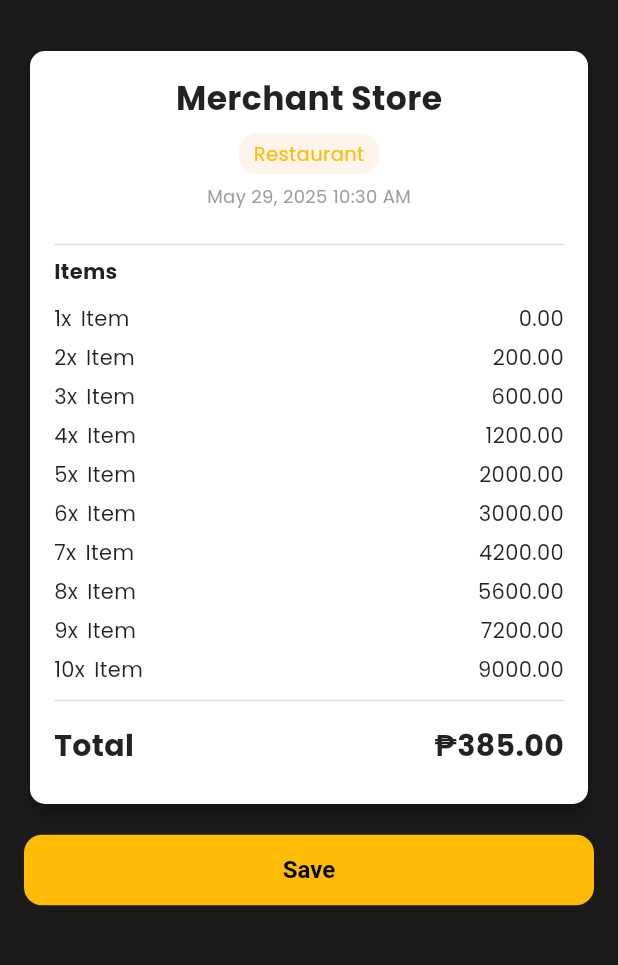
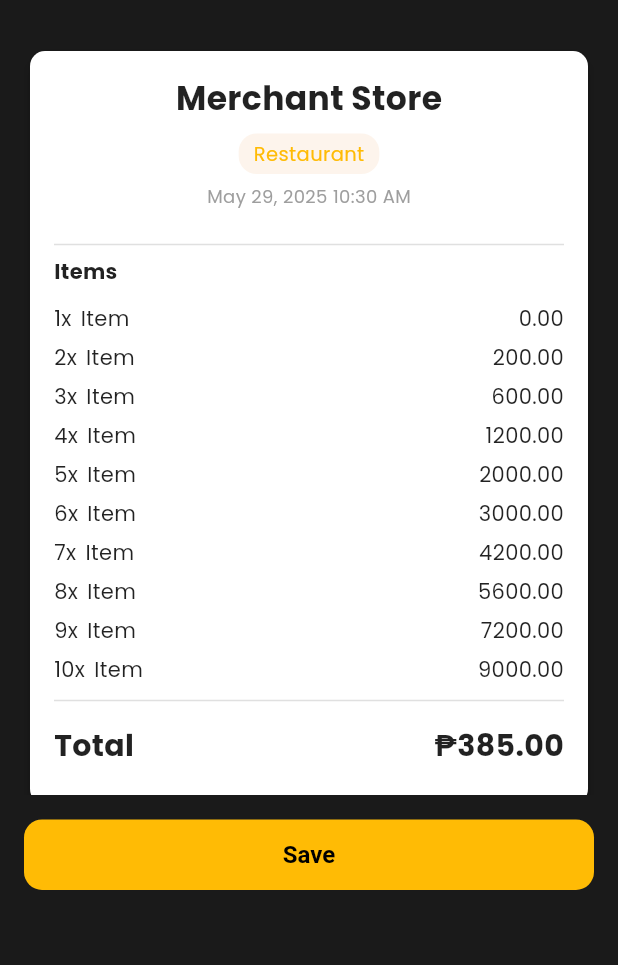
Before and after one commit to ezerssss/SpendSmart, a Flutter app: the ReceiptPage screen opened directly, on a phone screen of 412 x 824 dp, the part 63-1028 px from its top. Run offline on Flutter 3.47's test engine with Material 3 defaults, Android fonts, the phone set to English and light mode, and no system bars; our stand-ins replace animated_bottom_navigation_bar, cloud_firestore, confetti, connectivity_plus, firebase_auth, firebase_core and 7 more; missing offline and left inert: flutter_doc_scanner, flutter_shake_animated, openai_dart; accounts and stored records are empty; network calls fail.

Commit message:
[Enhancement][Olana] Added animation for the receipt, Navigate from Analyzing Results

```diff
--- a/lib/home_page.dart
+++ b/lib/home_page.dart
@@ -1,6 +1,7 @@
 import 'package:flutter/material.dart';
 import 'package:spendsmart/components/analytics/categories/categories_holder.dart';
 import 'package:spendsmart/processing_reciept_page.dart';
+import 'package:spendsmart/receipt_page.dart';
 import 'package:spendsmart/services/openai.dart';
 import 'package:spendsmart/utils/scanner.dart';
 import 'package:spendsmart/my_receipts_page.dart';
@@ -58,7 +59,14 @@ class _HomePageState extends State<HomePage> {
             bottomNavIndex == 0
                 ? Column(
                   children: [
+                    ElevatedButton(
+                      onPressed: () {
+                        Navigator.push(context, createRoute(ReceiptPage()));
+                      },
+                      child: Text("Receipt Result"),
+                    ),
                     ElevatedButton(onPressed: signOut, child: Text("Sign out")),
+
                     SizedBox(
                       child: CategoriesHolder(chart: const CategoriesChart()),
                     ),
--- a/lib/main.dart
+++ b/lib/main.dart
@@ -8,7 +8,6 @@ import 'package:spendsmart/home_page.dart';
 import 'package:spendsmart/login_page.dart';
 import 'package:spendsmart/styles.dart';
 import 'package:flutter_dotenv/flutter_dotenv.dart';
-import 'package:spendsmart/receipt_page.dart';
 
 void main() async {
   WidgetsFlutterBinding.ensureInitialized();
@@ -42,8 +41,7 @@ class SpendSmart extends StatelessWidget {
           title: 'Spend Smart',
           theme: AppThemes.theme,
           debugShowCheckedModeBanner: false,
-          // home: user.isNotEmpty ? const HomePage() : const LoginPage(),
-          home: ReceiptPage(),
+          home: user.isNotEmpty ? const HomePage() : const LoginPage(),
         );
       },
     );
--- a/lib/processing_reciept_page.dart
+++ b/lib/processing_reciept_page.dart
@@ -8,8 +8,10 @@ import 'package:spendsmart/errors/auth.dart';
 import 'package:spendsmart/errors/network.dart';
 import 'package:spendsmart/errors/receipt.dart';
 import 'package:spendsmart/models/receipt.dart';
+import 'package:spendsmart/receipt_page.dart';
 import 'package:spendsmart/services/openai.dart';
 import 'package:spendsmart/services/storage.dart';
+import 'package:spendsmart/utils/transitions.dart';
 
 enum ProcessingStates { uploading, analyzing, success, error }
 
@@ -113,7 +115,7 @@ class _ProcessingReceiptPageState extends State<ProcessingReceiptPage> {
             print(receipt!.businessName);
             print(receipt!.category);
             print(receipt!.totalPrice);
-            // TO DO: Route to form page
+            Navigator.pushReplacement(context, createRoute(ReceiptPage()));
           } else {
             currentState.value = ProcessingStates.error;
           }
--- a/lib/receipt_page.dart
+++ b/lib/receipt_page.dart
@@ -2,6 +2,7 @@ import 'package:flutter/material.dart';
 import 'package:spendsmart/models/receipt.dart';
 import 'package:spendsmart/styles.dart';
 import 'package:intl/intl.dart';
+import 'package:spendsmart/utils/transitions.dart';
 
 class ReceiptForm extends StatelessWidget {
   ReceiptForm({super.key});
@@ -206,7 +207,7 @@ class ReceiptPage extends StatelessWidget {
           child: Column(
             spacing: 16,
             children: [
-              ReceiptForm(),
+              ReceiptRevealAnimation(child: ReceiptForm()),
               SizedBox(
                 width: double.infinity,
                 child: ElevatedButton(
--- a/lib/utils/transitions.dart
+++ b/lib/utils/transitions.dart
@@ -15,3 +15,52 @@ Route createRoute(Widget page) {
     },
   );
 }
+
+class ReceiptRevealAnimation extends StatefulWidget {
+  final Widget child;
+  final Duration duration;
+
+  const ReceiptRevealAnimation({
+    super.key,
+    required this.child,
+    this.duration = const Duration(seconds: 2),
+  });
+
+  @override
+  _ReceiptRevealAnimationState createState() => _ReceiptRevealAnimationState();
+}
+
+class _ReceiptRevealAnimationState extends State<ReceiptRevealAnimation>
+    with SingleTickerProviderStateMixin {
+  late AnimationController _controller;
+  late Animation<double> _animation;
+
+  @override
+  void initState() {
+    super.initState();
+
+    _controller = AnimationController(vsync: this, duration: widget.duration);
+
+    _animation = CurvedAnimation(parent: _controller, curve: Curves.easeInOut);
+
+    WidgetsBinding.instance.addPostFrameCallback((_) {
+      _controller.forward();
+    });
+  }
+
+  @override
+  void dispose() {
+    _controller.dispose();
+    super.dispose();
+  }
+
+  @override
+  Widget build(BuildContext context) {
+    return SizeTransition(
+      sizeFactor: _animation,
+      axis: Axis.vertical,
+      axisAlignment: -1.0,
+      child: widget.child,
+    );
+  }
+}
```
